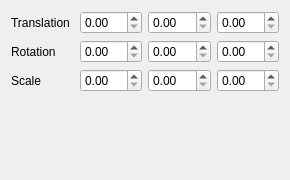
The window that Project/transform.ui (Flanctory-Studio/QtDelivery) describes before a commit, drawn with Qt 5.
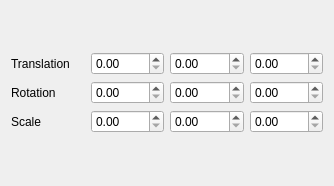
The same window after the commit.

Patch:
```diff
--- a/Project/transform.ui
+++ b/Project/transform.ui
@@ -6,8 +6,8 @@
    <rect>
     <x>0</x>
     <y>0</y>
-    <width>290</width>
-    <height>180</height>
+    <width>334</width>
+    <height>186</height>
    </rect>
   </property>
   <property name="windowTitle">
@@ -117,19 +117,6 @@
      </item>
     </layout>
    </item>
-   <item>
-    <spacer name="verticalSpacer">
-     <property name="orientation">
-      <enum>Qt::Vertical</enum>
-     </property>
-     <property name="sizeHint" stdset="0">
-      <size>
-       <width>20</width>
-       <height>48</height>
-      </size>
-     </property>
-    </spacer>
-   </item>
   </layout>
  </widget>
  <resources/>
```
